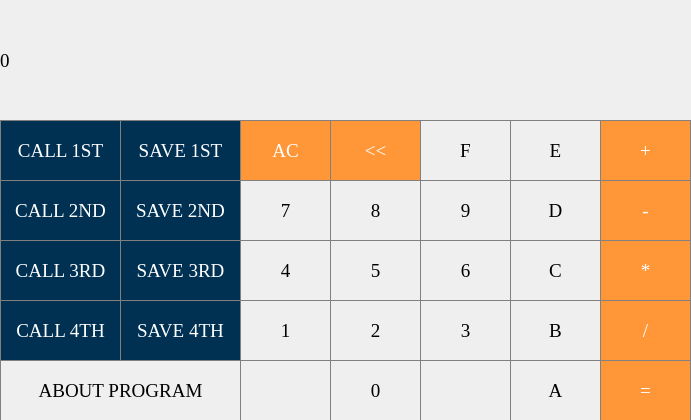
The window that cw/interface.ui (HyperChaos1337/Programming-Autumn-2023) describes before a commit, drawn with Qt 5.
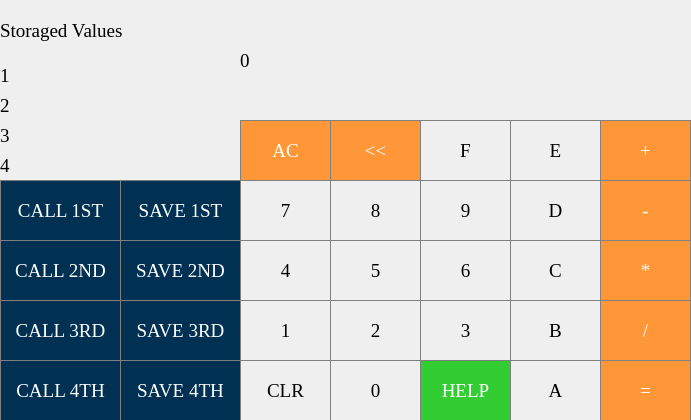
The same window after the commit.

Patch:
```diff
--- a/cw/interface.ui
+++ b/cw/interface.ui
@@ -762,7 +762,7 @@
    <property name="geometry">
     <rect>
      <x>120</x>
-     <y>120</y>
+     <y>180</y>
      <width>121</width>
      <height>61</height>
     </rect>
@@ -795,9 +795,9 @@
   <widget class="QLabel" name="result">
    <property name="geometry">
     <rect>
-     <x>0</x>
+     <x>240</x>
      <y>0</y>
-     <width>691</width>
+     <width>451</width>
      <height>121</height>
     </rect>
    </property>
@@ -821,7 +821,7 @@
    <property name="geometry">
     <rect>
      <x>0</x>
-     <y>120</y>
+     <y>180</y>
      <width>121</width>
      <height>61</height>
     </rect>
@@ -854,9 +854,9 @@
   <widget class="QPushButton" name="infoButton">
    <property name="geometry">
     <rect>
-     <x>0</x>
+     <x>420</x>
      <y>360</y>
-     <width>241</width>
+     <width>91</width>
      <height>61</height>
     </rect>
    </property>
@@ -871,15 +871,18 @@
    </property>
    <property name="styleSheet">
     <string notr="true">QPushButton {
-   border: 1px solid gray;
+  background-color: rgb(50, 205, 50);
+  color: white; 
+  border: 1px solid gray;
 }
+
 QPushButton:pressed {
     background-color: qlineargradient(x1: 0, y1: 0, x2: 0, y2: 1,
                                       stop: 0 #dadbde, stop: 1 #f6f7fa);
 }</string>
    </property>
    <property name="text">
-    <string>ABOUT PROGRAM</string>
+    <string>HELP</string>
    </property>
   </widget>
   <widget class="QLabel" name="logs">
@@ -912,7 +915,7 @@
    <property name="geometry">
     <rect>
      <x>120</x>
-     <y>180</y>
+     <y>240</y>
      <width>121</width>
      <height>61</height>
     </rect>
@@ -946,7 +949,7 @@
    <property name="geometry">
     <rect>
      <x>120</x>
-     <y>240</y>
+     <y>300</y>
      <width>121</width>
      <height>61</height>
     </rect>
@@ -980,7 +983,7 @@
    <property name="geometry">
     <rect>
      <x>120</x>
-     <y>300</y>
+     <y>360</y>
      <width>121</width>
      <height>61</height>
     </rect>
@@ -1014,7 +1017,7 @@
    <property name="geometry">
     <rect>
      <x>0</x>
-     <y>180</y>
+     <y>240</y>
      <width>121</width>
      <height>61</height>
     </rect>
@@ -1048,7 +1051,7 @@
    <property name="geometry">
     <rect>
      <x>0</x>
-     <y>240</y>
+     <y>300</y>
      <width>121</width>
      <height>61</height>
     </rect>
@@ -1082,7 +1085,7 @@
    <property name="geometry">
     <rect>
      <x>0</x>
-     <y>300</y>
+     <y>360</y>
      <width>121</width>
      <height>61</height>
     </rect>
@@ -1112,6 +1115,238 @@
     <string>CALL 4TH</string>
    </property>
   </widget>
+  <widget class="QLabel" name="storageValue1">
+   <property name="geometry">
+    <rect>
+     <x>0</x>
+     <y>60</y>
+     <width>241</width>
+     <height>31</height>
+    </rect>
+   </property>
+   <property name="font">
+    <font>
+     <family>Times New Roman</family>
+     <pointsize>14</pointsize>
+    </font>
+   </property>
+   <property name="styleSheet">
+    <string notr="true">QLabel{
+	qproperty-alignment: 'AlignVCenter | AlignRight';
+}
+background-color : white;</string>
+   </property>
+   <property name="text">
+    <string/>
+   </property>
+  </widget>
+  <widget class="QLabel" name="storageValue2">
+   <property name="geometry">
+    <rect>
+     <x>0</x>
+     <y>90</y>
+     <width>241</width>
+     <height>31</height>
+    </rect>
+   </property>
+   <property name="font">
+    <font>
+     <family>Times New Roman</family>
+     <pointsize>14</pointsize>
+    </font>
+   </property>
+   <property name="styleSheet">
+    <string notr="true">QLabel{
+	qproperty-alignment: 'AlignVCenter | AlignRight';
+}
+background-color : white;</string>
+   </property>
+   <property name="text">
+    <string/>
+   </property>
+  </widget>
+  <widget class="QLabel" name="storageValue3">
+   <property name="geometry">
+    <rect>
+     <x>0</x>
+     <y>120</y>
+     <width>241</width>
+     <height>31</height>
+    </rect>
+   </property>
+   <property name="font">
+    <font>
+     <family>Times New Roman</family>
+     <pointsize>14</pointsize>
+    </font>
+   </property>
+   <property name="styleSheet">
+    <string notr="true">QLabel{
+	qproperty-alignment: 'AlignVCenter | AlignRight';
+}
+background-color : white;</string>
+   </property>
+   <property name="text">
+    <string/>
+   </property>
+  </widget>
+  <widget class="QLabel" name="storageValue4">
+   <property name="geometry">
+    <rect>
+     <x>0</x>
+     <y>150</y>
+     <width>241</width>
+     <height>31</height>
+    </rect>
+   </property>
+   <property name="font">
+    <font>
+     <family>Times New Roman</family>
+     <pointsize>14</pointsize>
+    </font>
+   </property>
+   <property name="styleSheet">
+    <string notr="true">QLabel{
+	qproperty-alignment: 'AlignVCenter | AlignRight';
+}
+background-color : white;</string>
+   </property>
+   <property name="text">
+    <string/>
+   </property>
+  </widget>
+  <widget class="QLabel" name="storageLabel">
+   <property name="geometry">
+    <rect>
+     <x>0</x>
+     <y>0</y>
+     <width>241</width>
+     <height>61</height>
+    </rect>
+   </property>
+   <property name="font">
+    <font>
+     <family>Times New Roman</family>
+     <pointsize>14</pointsize>
+    </font>
+   </property>
+   <property name="styleSheet">
+    <string notr="true">QLabel{
+	qproperty-alignment: 'AlignVCenter | AlignCenter';
+}
+background-color : white;</string>
+   </property>
+   <property name="text">
+    <string>Storaged Values</string>
+   </property>
+  </widget>
+  <widget class="QLabel" name="numLabel1">
+   <property name="geometry">
+    <rect>
+     <x>0</x>
+     <y>60</y>
+     <width>21</width>
+     <height>31</height>
+    </rect>
+   </property>
+   <property name="font">
+    <font>
+     <family>Times New Roman</family>
+     <pointsize>14</pointsize>
+    </font>
+   </property>
+   <property name="text">
+    <string>1</string>
+   </property>
+  </widget>
+  <widget class="QLabel" name="numLabel2">
+   <property name="geometry">
+    <rect>
+     <x>0</x>
+     <y>90</y>
+     <width>21</width>
+     <height>31</height>
+    </rect>
+   </property>
+   <property name="font">
+    <font>
+     <family>Times New Roman</family>
+     <pointsize>14</pointsize>
+    </font>
+   </property>
+   <property name="text">
+    <string>2</string>
+   </property>
+  </widget>
+  <widget class="QLabel" name="numLabel3">
+   <property name="geometry">
+    <rect>
+     <x>0</x>
+     <y>120</y>
+     <width>21</width>
+     <height>31</height>
+    </rect>
+   </property>
+   <property name="font">
+    <font>
+     <family>Times New Roman</family>
+     <pointsize>14</pointsize>
+    </font>
+   </property>
+   <property name="text">
+    <string>3</string>
+   </property>
+  </widget>
+  <widget class="QLabel" name="numLabel4">
+   <property name="geometry">
+    <rect>
+     <x>0</x>
+     <y>150</y>
+     <width>21</width>
+     <height>31</height>
+    </rect>
+   </property>
+   <property name="font">
+    <font>
+     <family>Times New Roman</family>
+     <pointsize>14</pointsize>
+    </font>
+   </property>
+   <property name="text">
+    <string>4</string>
+   </property>
+  </widget>
+  <widget class="QPushButton" name="clearButton">
+   <property name="geometry">
+    <rect>
+     <x>240</x>
+     <y>360</y>
+     <width>91</width>
+     <height>61</height>
+    </rect>
+   </property>
+   <property name="font">
+    <font>
+     <family>Times New Roman</family>
+     <pointsize>14</pointsize>
+    </font>
+   </property>
+   <property name="cursor">
+    <cursorShape>PointingHandCursor</cursorShape>
+   </property>
+   <property name="styleSheet">
+    <string notr="true">QPushButton {
+   border: 1px solid gray;
+}
+QPushButton:pressed {
+    background-color: qlineargradient(x1: 0, y1: 0, x2: 0, y2: 1,
+                                      stop: 0 #dadbde, stop: 1 #f6f7fa);
+}</string>
+   </property>
+   <property name="text">
+    <string>CLR</string>
+   </property>
+  </widget>
  </widget>
  <resources/>
  <connections/>
```
Left out of the diff: 2 changed lines with no effect on the pictures.
